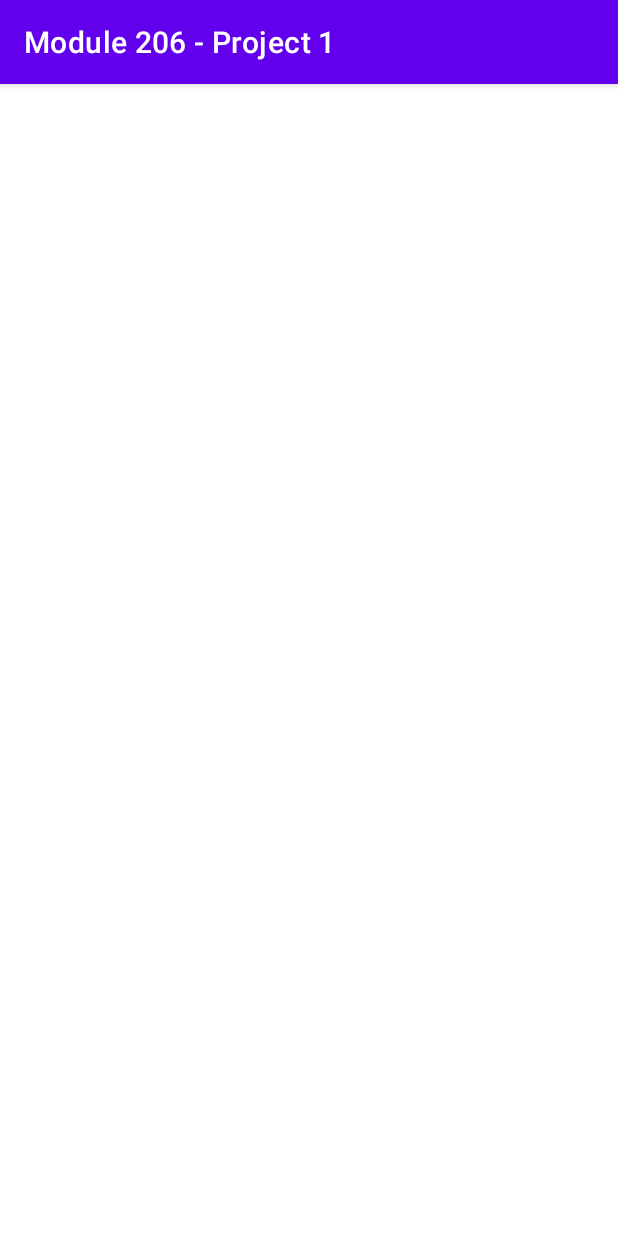
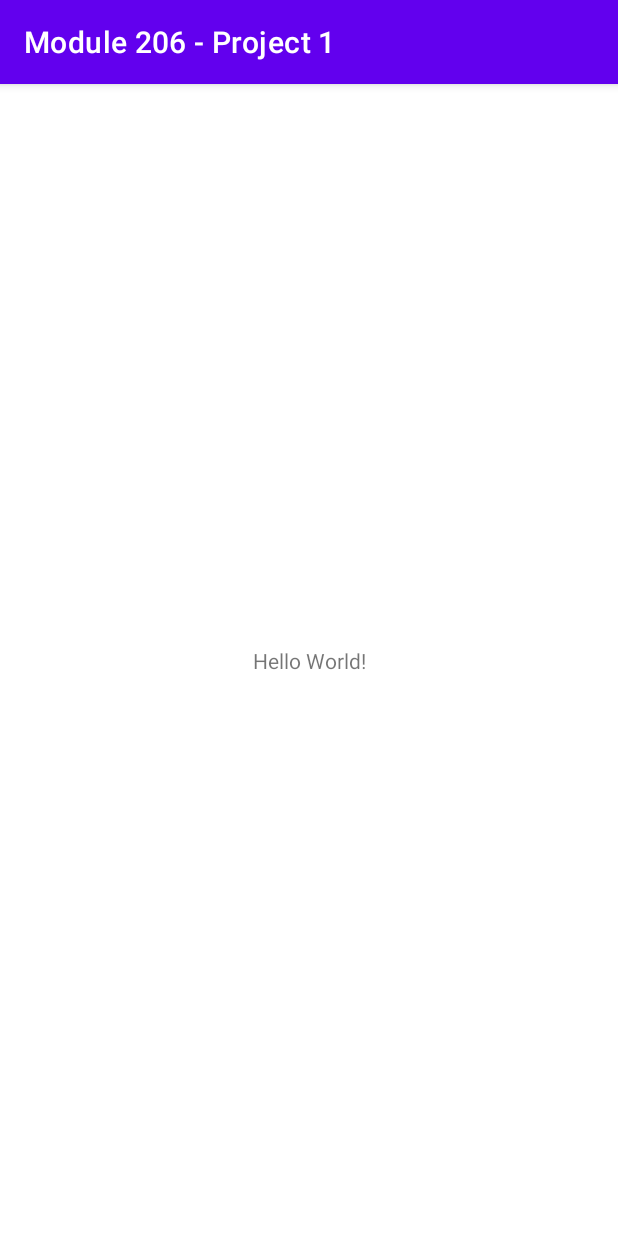
Before and after one commit to phuong-dev17/ListCountry, an Android app: the screen it shows after launch (MainActivity), on a phone screen of 412 x 824 dp. Run offline under Robolectric (Android 15) with nearby library versions, the phone set to English and light mode, and no system bars.

Commit message:
fix layout

```diff
--- a/module206/project1/src/main/res/layout/activity_main.xml
+++ b/module206/project1/src/main/res/layout/activity_main.xml
@@ -6,6 +6,16 @@
     android:layout_height="match_parent"
     tools:context=".MainActivity">
 
+    <TextView
+        android:layout_width="wrap_content"
+        android:layout_height="wrap_content"
+        app:layout_constraintTop_toTopOf="parent"
+        app:layout_constraintBottom_toBottomOf="parent"
+        app:layout_constraintStart_toStartOf="parent"
+        app:layout_constraintEnd_toEndOf="parent"
+        android:text="Hello World!"/>
+
+    <!--
     <androidx.recyclerview.widget.RecyclerView
         android:id="@+id/recyclerView"
         android:layout_width="match_parent"
@@ -13,6 +23,9 @@
         app:layout_constraintTop_toTopOf="parent"
         app:layout_constraintBottom_toBottomOf="parent"
         app:layout_constraintStart_toStartOf="parent"
+        tools:listitem="@layout/layout_cell"
+        tools:itemCount="9"
         />
+        -->
 
 </androidx.constraintlayout.widget.ConstraintLayout>
--- a/module206/project1/src/main/res/layout/layout_cell.xml
+++ b/module206/project1/src/main/res/layout/layout_cell.xml
@@ -1,10 +1,10 @@
 <?xml version="1.0" encoding="utf-8"?>
 <LinearLayout xmlns:android="http://schemas.android.com/apk/res/android"
-    android:layout_width="match_parent"
+    android:layout_width="wrap_content"
     xmlns:tools="http://schemas.android.com/tools"
     android:orientation="horizontal"
     android:padding="20dp"
-    android:layout_height="match_parent">
+    android:layout_height="wrap_content">
 
     <TextView
         android:id="@+id/countryName"
```
